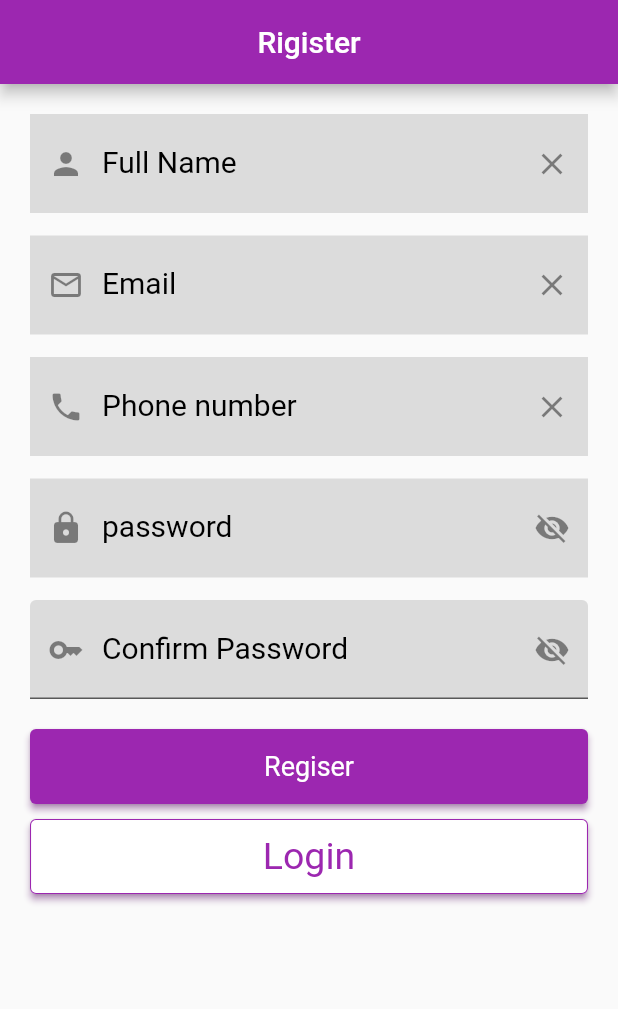
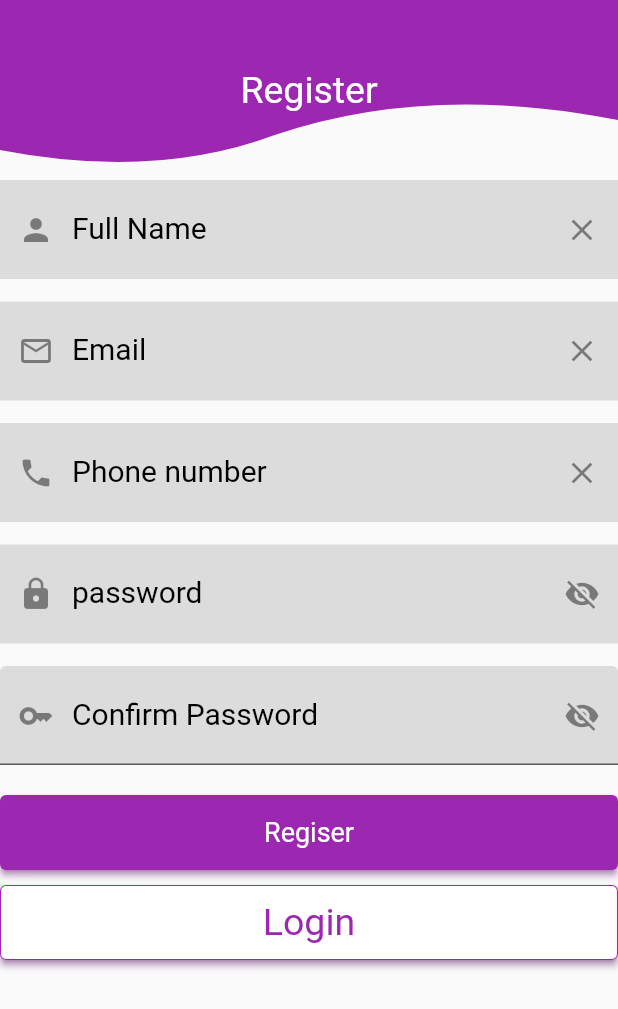
Before and after one commit to Ahmed-Hany-saad/Form, a Flutter app: the screen it shows after launch, on a phone screen of 412 x 824 dp. Shown: the top 1009 px of the screen. Run offline on Flutter 3.47's test engine with Material 2 defaults, Android fonts, the phone set to English and light mode, and no system bars; our stand-ins replace flutter_custom_clippers; missing offline and left inert: dart:html.

Commit message:
final commit

```diff
--- a/lib/main.dart
+++ b/lib/main.dart
@@ -1,7 +1,7 @@
-// ignore_for_file: deprecated_member_use
-
 import 'dart:html';
 import 'dart:math';
+import 'package:flutter/material.dart';
+import 'package:flutter_custom_clippers/flutter_custom_clippers.dart';
 
 import 'package:flutter/material.dart';
 
@@ -18,18 +18,7 @@ class MyApp extends StatelessWidget {
     return MaterialApp(
       debugShowCheckedModeBanner: false,
       title: 'Flutter Demo',
-      theme: ThemeData(
-        // This is the theme of your application.
-        //
-        // Try running your application with "flutter run". You'll see the
-        // application has a blue toolbar. Then, without quitting the app, try
-        // changing the primarySwatch below to Colors.green and then invoke
-        // "hot reload" (press "r" in the console where you ran "flutter run",
-        // or simply save your changes to "hot reload" in a Flutter IDE).
-        // Notice that the counter didn't reset back to zero; the application
-        // is not restarted.
-        primarySwatch: Colors.purple,
-      ),
+      theme: ThemeData(),
       home: const MyHomePage(title: 'Flutter Demo Home Page'),
     );
   }
@@ -56,14 +45,23 @@ class _MyHomePageState extends State<MyHomePage> {
   // This method is rerun every time setState is called, for in
   Widget build(BuildContext context) {
     return Scaffold(
-        appBar: AppBar(
-          title: Text("Rigister"),
-          centerTitle: true,
-        ),
         body: Padding(
-          padding: const EdgeInsets.all(20),
+      padding: const EdgeInsets.all(0),
       child: Column(
         children: [
+          ClipPath(
+            clipper: WaveClipperTwo(),
+            child: Container(
+              height: 120,
+              color: Colors.purple,
+              child: Center(
+                child: Text(
+                  "Register",
+                  style: TextStyle(fontSize: 25, color: Colors.white),
+                ),
+              ),
+            ),
+          ),
           TextField(
             controller: _fullname,
             decoration: InputDecoration(
@@ -127,6 +125,7 @@ class _MyHomePageState extends State<MyHomePage> {
             style: TextStyle(fontSize: 20),
             keyboardType: TextInputType.emailAddress,
             //   maxLength: 10,
+
             textInputAction: TextInputAction.next,
             // obscureText: true,
             //  obscuringCharacter: '.',
@@ -222,11 +221,11 @@ class _MyHomePageState extends State<MyHomePage> {
                 },
               ),
             ),
-
             obscureText: setsecured,
             obscuringCharacter: '*',
             //   maxLength: 15,
             style: TextStyle(fontSize: 20),
+
             textInputAction: TextInputAction.done,
           ),
           SizedBox(
--- a/pubspec.yaml
+++ b/pubspec.yaml
@@ -35,6 +35,7 @@ dependencies:
   # The following adds the Cupertino Icons font to your application.
   # Use with the CupertinoIcons class for iOS style icons.
   cupertino_icons: ^1.0.2
+  flutter_custom_clippers: ^2.1.0
 
 dev_dependencies:
   flutter_test:
```
Also changed, not shown: pubspec.lock. Lines whose indentation alone changed are shown as unchanged.
